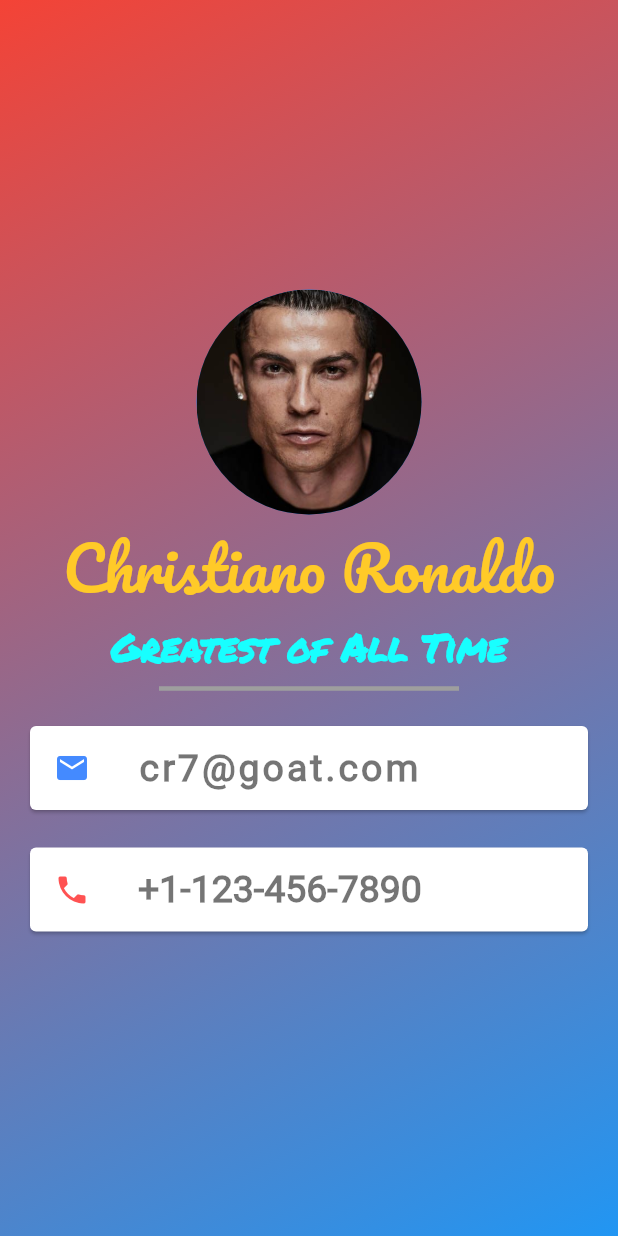
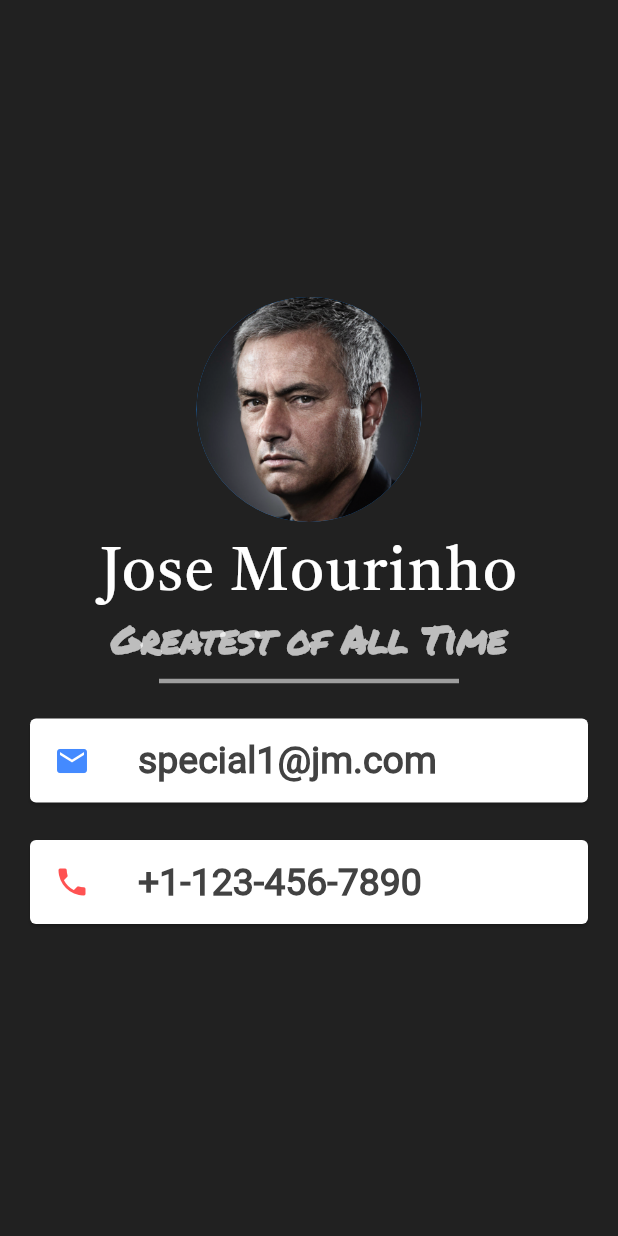
Before and after one commit to bharrath22/business_card, a Flutter app: the screen it shows after launch, on a phone screen of 412 x 824 dp. Run offline on Flutter 3.47's test engine with Material 2 defaults, Android fonts, the phone set to English and light mode, and no system bars; statements that could not run were skipped.

Commit message:
Final Commit: Business Card

```diff
--- a/lib/main.dart
+++ b/lib/main.dart
@@ -10,27 +10,27 @@ class MyApp extends StatelessWidget {
   Widget build(BuildContext context) {
     return MaterialApp(
       home: Scaffold(
-        body: Container(
-          decoration: BoxDecoration(
-              gradient: LinearGradient(
-                  colors: [Colors.red, Colors.blue],
-                  begin: Alignment.topLeft,
-                  end: Alignment.bottomRight)),
-          child: SafeArea(
+        backgroundColor: Colors.grey[900],
+        body: SafeArea(
           child: Center(
             child: Column(
               mainAxisAlignment: MainAxisAlignment.center,
               children: <Widget>[
                 CircleAvatar(
                   radius: 75,
-                    backgroundImage: AssetImage('images/cr7.jpg'),
+                  backgroundImage: AssetImage('images/jm2.png'),
+                ),
+                SizedBox(
+                  height: 10,
                 ),
                 Text(
-                    'Christiano Ronaldo',
+                  'Jose Mourinho',
                   style: TextStyle(
-                      fontFamily: 'Pacifico',
+                    fontFamily: 'Castoro',
+                    letterSpacing: 1,
                     fontSize: 40.0,
-                      color: Colors.amber[400],
+                    color: Colors.white,
+                    shadows:
                   ),
                 ),
                 Text(
@@ -39,7 +39,7 @@ class MyApp extends StatelessWidget {
                       fontFamily: 'Permanent_Marker',
                       fontWeight: FontWeight.bold,
                       fontSize: 25,
-                        color: Colors.cyanAccent),
+                      color: Colors.white70),
                 ),
                 SizedBox(
                   height: 20,
@@ -58,12 +58,11 @@ class MyApp extends StatelessWidget {
                       color: Colors.blueAccent,
                     ),
                     title: Text(
-                        'cr7@goat.com',
+                      'special1@jm.com',
                       style: TextStyle(
-                            letterSpacing: 2,
                           fontSize: 25.0,
                           fontFamily: 'Roboto',
-                            color: Colors.black54,
+                          color: Colors.grey[800],
                           fontWeight: FontWeight.bold),
                     ),
                   ),
@@ -78,7 +77,7 @@ class MyApp extends StatelessWidget {
                       style: TextStyle(
                           fontFamily: 'Roboto',
                           fontSize: 25,
-                            color: Colors.black54,
+                          color: Colors.grey[800],
                           fontWeight: FontWeight.bold),
                     ),
                   ),
@@ -88,7 +87,6 @@ class MyApp extends StatelessWidget {
           ),
         ),
       ),
-      ),
     );
   }
 }
--- a/pubspec.yaml
+++ b/pubspec.yaml
@@ -52,9 +52,9 @@ flutter:
       fonts:
         - asset: fonts/PermanentMarker-Regular.ttf
 
-    - family: Pacifico
+    - family: Castoro
       fonts:
-        - asset: fonts/Pacifico-Regular.ttf
+        - asset: fonts/Castoro-Regular.ttf
 
     - family: Roboto
       fonts:
```
Also changed, not shown: fonts/Castoro-Regular.ttf (added), fonts/Pacifico-Regular.ttf (deleted), images/jm.jpg (added), images/jm2.png (added). Lines whose indentation alone changed are shown as unchanged.
